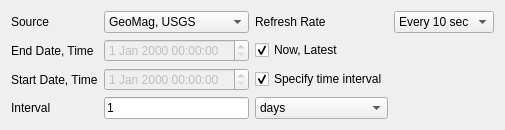
This is src/ui_files/ui_MagneticTimeSeriesWidget.ui in tripathi-24/magnavis_v4_Interpol_Enhance_Trg as Qt 5 draws it before an edit. The edited form follows.
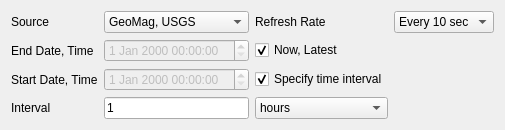
This is the edited form.

Commit message: ui shows 1 hour (new backend default)

The edit to the form file:
```diff
--- a/src/ui_files/ui_MagneticTimeSeriesWidget.ui
+++ b/src/ui_files/ui_MagneticTimeSeriesWidget.ui
@@ -47,6 +47,9 @@
      </item>
      <item row="3" column="2">
       <widget class="QComboBox" name="comboBox_2">
+       <property name="currentIndex">
+        <number>1</number>
+       </property>
        <item>
         <property name="text">
          <string>days</string>
```
